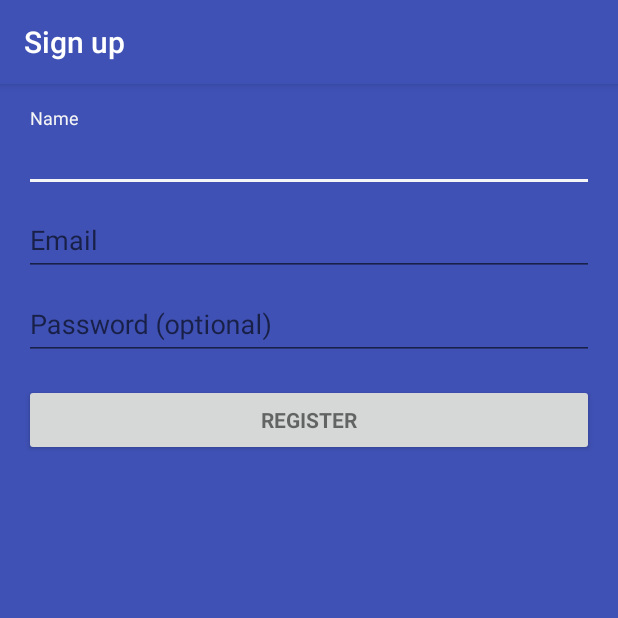
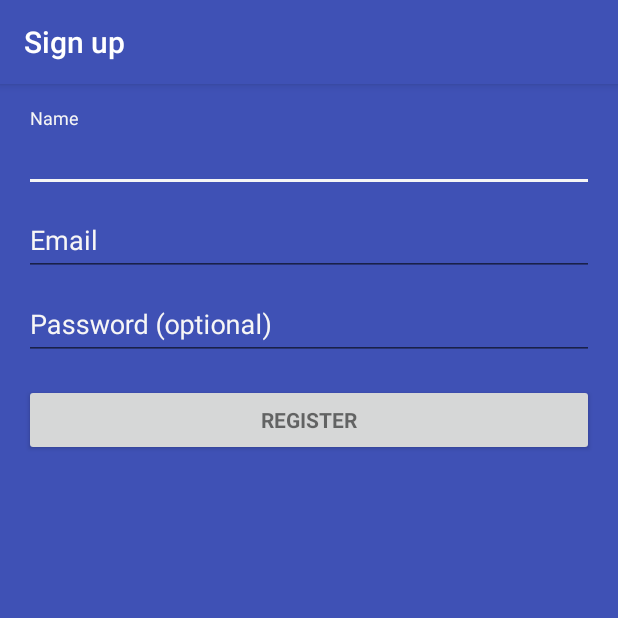
Before and after one commit to brolam/ProjectM, an Android app: the SignUpActivity screen opened directly, with no data from a screen before it, on a phone screen of 412 x 824 dp, the top half of it. Run offline under Robolectric (Android 15) with nearby library versions, the phone set to English and light mode, and no system bars; our stand-ins replace Firebase (no records; nobody signed in at launch, a user with empty details on screens opened directly).

Commit message:
feat: Changed all colors of EditText to white color.

```diff
--- a/app/src/main/AndroidManifest.xml
+++ b/app/src/main/AndroidManifest.xml
@@ -3,10 +3,6 @@
     package="br.com.brolam.projectm">
 
     <!-- To auto-complete the email text field in the login form with the user's emails -->
-    <uses-permission android:name="android.permission.GET_ACCOUNTS" />
-    <uses-permission android:name="android.permission.READ_PROFILE" />
-    <uses-permission android:name="android.permission.READ_CONTACTS" />
-
     <application
         android:allowBackup="true"
         android:icon="@mipmap/ic_launcher"
--- a/app/src/main/res/layout/activity_sing_up.xml
+++ b/app/src/main/res/layout/activity_sing_up.xml
@@ -34,7 +34,8 @@
 
             <android.support.design.widget.TextInputLayout
                 android:layout_width="match_parent"
-                android:layout_height="wrap_content">
+                android:layout_height="wrap_content"
+                android:textColorHint="@color/colorWhiteHint">
 
                 <EditText
                     android:id="@+id/name"
@@ -43,13 +44,15 @@
                     android:hint="@string/prompt_name"
                     android:inputType="textEmailAddress"
                     android:maxLines="1"
-                    android:singleLine="true" />
+                    android:singleLine="true"
+                    style="@style/EditTextDefault"/>
 
             </android.support.design.widget.TextInputLayout>
 
             <android.support.design.widget.TextInputLayout
                 android:layout_width="match_parent"
-                android:layout_height="wrap_content">
+                android:layout_height="wrap_content"
+                android:textColorHint="@color/colorWhiteHint">
 
                 <EditText
                     android:id="@+id/email"
@@ -58,13 +61,15 @@
                     android:hint="@string/prompt_email"
                     android:inputType="textEmailAddress"
                     android:maxLines="1"
-                    android:singleLine="true" />
+                    android:singleLine="true"
+                    style="@style/EditTextDefault"/>
 
             </android.support.design.widget.TextInputLayout>
 
             <android.support.design.widget.TextInputLayout
                 android:layout_width="match_parent"
-                android:layout_height="wrap_content">
+                android:layout_height="wrap_content"
+                android:textColorHint="@color/colorWhiteHint">
 
                 <EditText
                     android:id="@+id/password"
@@ -76,7 +81,8 @@
                     android:imeOptions="actionUnspecified"
                     android:inputType="textPassword"
                     android:maxLines="1"
-                    android:singleLine="true" />
+                    android:singleLine="true"
+                    style="@style/EditTextDefault"/>
 
             </android.support.design.widget.TextInputLayout>
 
--- a/app/src/main/res/values/colors.xml
+++ b/app/src/main/res/values/colors.xml
@@ -3,4 +3,6 @@
     <color name="colorPrimary">#3F51B5</color>
     <color name="colorPrimaryDark">#303F9F</color>
     <color name="colorAccent">#f5f5f5</color>
+    <color name="colorWhite">#f5f5f5</color>
+    <color name="colorWhiteHint">#f7f6f6</color>
 </resources>
--- a/app/src/main/res/values/styles.xml
+++ b/app/src/main/res/values/styles.xml
@@ -17,4 +17,10 @@
 
     <style name="AppTheme.PopupOverlay" parent="ThemeOverlay.AppCompat.Light" />
 
+    <style name="EditTextDefault" parent="Widget.AppCompat.EditText">
+        <item name="android:textColor">@color/colorWhite</item>
+        <item name="android:textColorHighlight">@color/colorWhite</item>
+    </style>
+
+
 </resources>
```
Also changed, not shown: app/src/main/res/layout/activity_sing_in.xml (+11 -4 lines).
